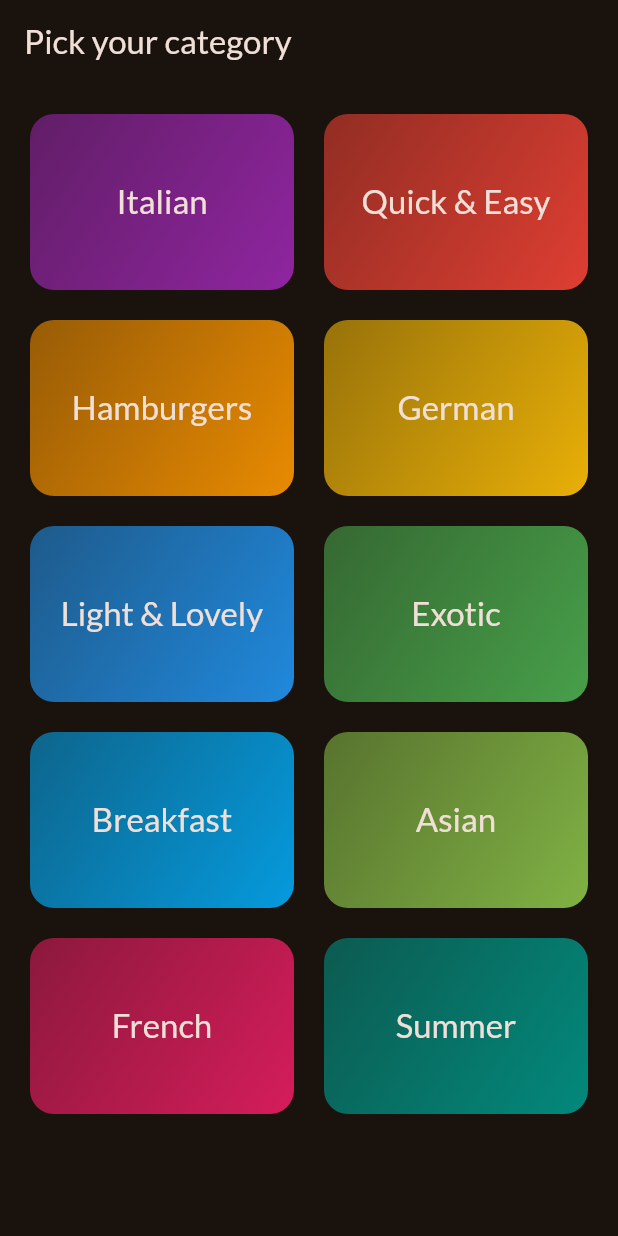
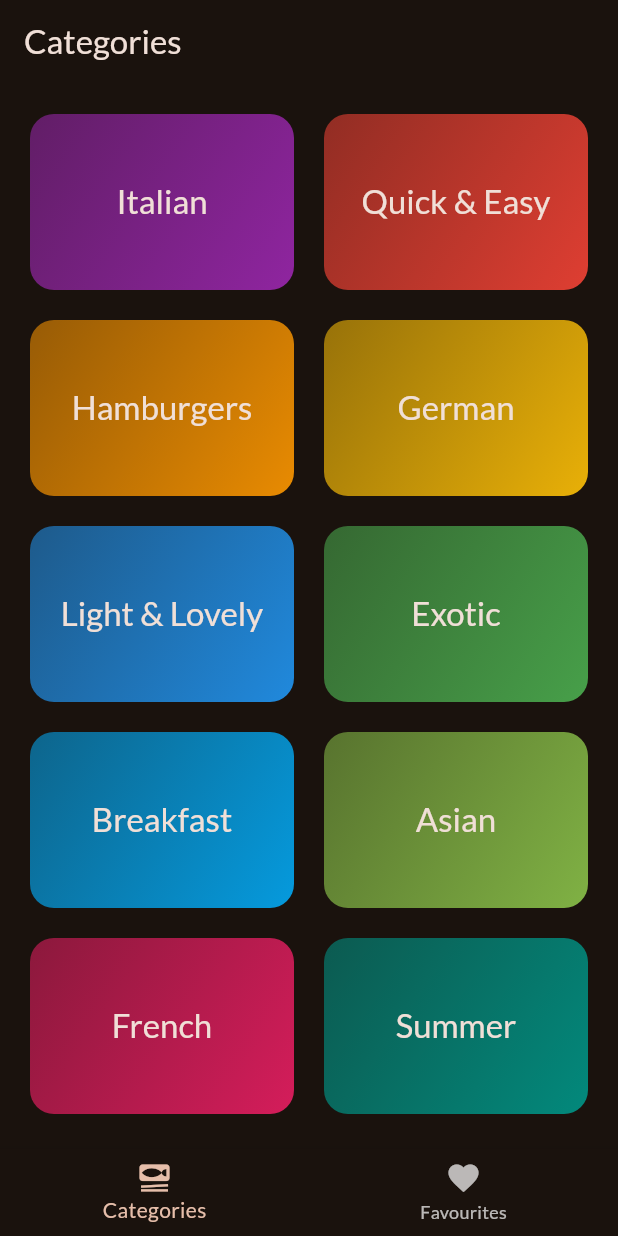
Before and after one commit to abouzia/meals_app, a Flutter app: the screen it shows after launch, on a phone screen of 412 x 824 dp. Run offline on Flutter 3.47's test engine with Material 3 defaults, Android fonts, the phone set to English and light mode, and no system bars; our stand-ins replace google_fonts, transparent_image.

Commit message:
added bottom tabs and favourites screen

```diff
--- a/lib/main.dart
+++ b/lib/main.dart
@@ -2,6 +2,7 @@ import 'package:flutter/material.dart';
 
 import 'package:google_fonts/google_fonts.dart';
 import 'package:meals/screens/categories.dart';
+import 'package:meals/screens/tabs.dart';
 
 final theme = ThemeData(
   colorScheme: ColorScheme.fromSeed(
@@ -22,7 +23,7 @@ class App extends StatelessWidget {
   Widget build(BuildContext context) {
     return MaterialApp(
       theme: theme,
-      home: const CategoriesScreen(),
+      home: const TabsScreen(),
     );
   }
 }
--- a/lib/screens/categories.dart
+++ b/lib/screens/categories.dart
@@ -1,11 +1,17 @@
 import 'package:flutter/material.dart';
 import 'package:meals/data/dummy_data.dart';
 import 'package:meals/models/category.dart';
+import 'package:meals/models/meal.dart';
 import 'package:meals/screens/meals.dart';
 import 'package:meals/widgets/category_grid_item.dart';
 
 class CategoriesScreen extends StatelessWidget {
-  const CategoriesScreen({super.key});
+  const CategoriesScreen({
+    super.key,
+    required this.onToggleFavourite,
+  });
+
+  final void Function(Meal meal) onToggleFavourite;
 
   void _selectCategory(BuildContext context, Category category) {
     final filtredMeals = dummyMeals
@@ -16,6 +22,7 @@ class CategoriesScreen extends StatelessWidget {
         builder: (ctx) => MealsScreen(
           title: category.title,
           meals: filtredMeals,
+          onToggleFavourite: onToggleFavourite,
         ),
       ),
     );
@@ -23,11 +30,7 @@ class CategoriesScreen extends StatelessWidget {
 
   @override
   Widget build(BuildContext context) {
-    return Scaffold(
-      appBar: AppBar(
-        title: const Text('Pick your category'),
-      ),
-      body: GridView(
+    return GridView(
       padding: const EdgeInsets.all(20),
       gridDelegate: const SliverGridDelegateWithFixedCrossAxisCount(
         crossAxisCount: 2,
@@ -45,7 +48,6 @@ class CategoriesScreen extends StatelessWidget {
             ),
           )
           .toList(),
-      ),
     );
   }
 }
--- /dev/null
+++ b/lib/screens/tabs.dart
@@ -0,0 +1,74 @@
+import 'package:flutter/material.dart';
+import 'package:meals/models/meal.dart';
+import 'package:meals/screens/categories.dart';
+import 'package:meals/screens/meals.dart';
+
+class TabsScreen extends StatefulWidget {
+  const TabsScreen({super.key});
+
+  @override
+  State<StatefulWidget> createState() {
+    return _TabsScreenState();
+  }
+}
+
+class _TabsScreenState extends State<TabsScreen> {
+  int _selectedTabIndex = 0;
+  final List<Meal> favouriteMeals = [];
+
+  void _selectPage(int index) {
+    setState(() {
+      _selectedTabIndex = index;
+    });
+  }
+
+  void _toggleMealFavouriteStatus(Meal meal) {
+    var isExisting = favouriteMeals.contains(meal);
+
+    if (isExisting) {
+      setState(() {
+        favouriteMeals.remove(meal);
+      });
+    } else {
+      setState(() {
+        favouriteMeals.add(meal);
+      });
+    }
+  }
+
+  @override
+  Widget build(BuildContext context) {
+    Widget activePage = CategoriesScreen(
+      onToggleFavourite: _toggleMealFavouriteStatus,
+    );
+    var activePageTitle = 'Categories';
+
+    if (_selectedTabIndex == 1) {
+      activePage = MealsScreen(
+        meals: favouriteMeals,
+        onToggleFavourite: _toggleMealFavouriteStatus,
+      );
+      activePageTitle = 'Your Favourites';
+    }
+    return Scaffold(
+      appBar: AppBar(
+        title: Text(activePageTitle),
+      ),
+      body: activePage,
+      bottomNavigationBar: BottomNavigationBar(
+        onTap: _selectPage,
+        currentIndex: _selectedTabIndex,
+        items: const [
+          BottomNavigationBarItem(
+            icon: Icon(Icons.set_meal),
+            label: 'Categories',
+          ),
+          BottomNavigationBarItem(
+            icon: Icon(Icons.favorite),
+            label: 'Favourites',
+          ),
+        ],
+      ),
+    );
+  }
+}
--- a/pubspec.yaml
+++ b/pubspec.yaml
@@ -36,6 +36,7 @@ dependencies:
   # Use with the CupertinoIcons class for iOS style icons.
   cupertino_icons: ^1.0.2
   google_fonts: ^6.1.0
+  transparent_image: ^2.0.1
 
 dev_dependencies:
   flutter_test:
```
Also changed, not shown: lib/screens/meal_details.dart (added, +76 -0 lines), lib/screens/meals.dart (+28 -7 lines), lib/widgets/meal_item.dart (added, +92 -0 lines), lib/widgets/meal_item_trait.dart (added, +30 -0 lines), pubspec.lock. Lines whose indentation alone changed are shown as unchanged.
